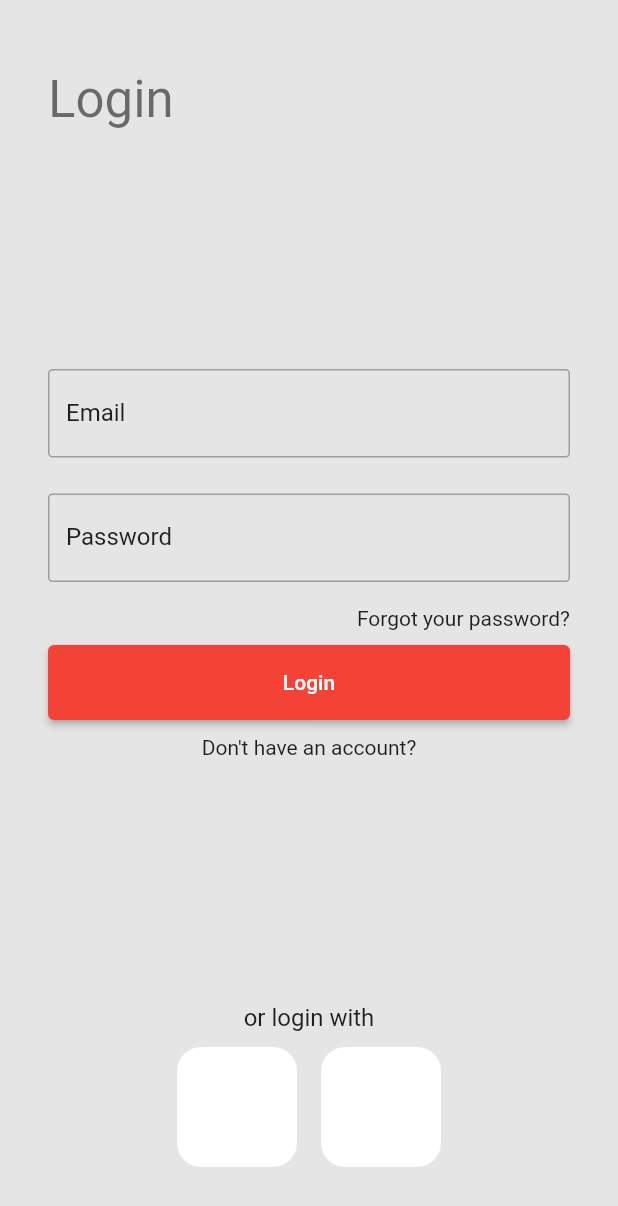
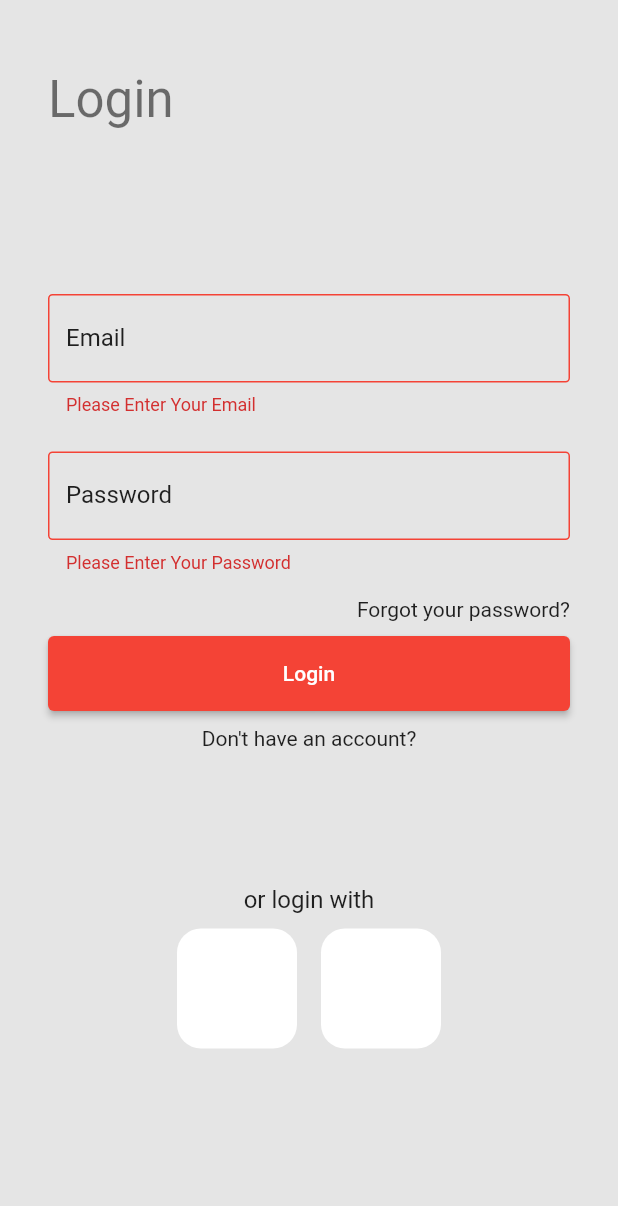
Before and after one commit to abduelrahmanemad/shop_app, a Flutter app: the screen it shows after launch, after a tap on "Login", on a phone screen of 412 x 824 dp. Shown: the top 1206 px of the screen. Run offline on Flutter 3.47's test engine with Material 2 defaults, Android fonts, the phone set to English and light mode, and no system bars; our stand-ins replace persistent_bottom_nav_bar_v2; network calls fail.

Commit message:
second Day

```diff
--- a/lib/const/strings.dart
+++ b/lib/const/strings.dart
@@ -1,2 +1,5 @@
 const String landingPageRoute = '/';
 const String authPageRoute = '/auth';
+const String bottomNavBarRoute = '/navbar';
+const String topBannerHomePageAsset = 'https://cdn1.expertreviews.co.uk/sites/expertreviews/files/2019/08/best_online_clothes_shops.jpg';
+const String tempProductAsset1 = 'https://m.media-amazon.com/images/I/61-jBuhtgZL._UX569_.jpg';
--- a/lib/main.dart
+++ b/lib/main.dart
@@ -22,6 +22,7 @@ class MyApp extends StatelessWidget {
         primaryColor: Colors.red,
         inputDecorationTheme: InputDecorationTheme(
           labelStyle: Theme.of(context).textTheme.subtitle1,
+
           focusedBorder: OutlineInputBorder(
             borderRadius: BorderRadius.circular(3),
             borderSide: const BorderSide(color: Colors.grey),
@@ -34,6 +35,15 @@ class MyApp extends StatelessWidget {
             borderRadius: BorderRadius.circular(3),
             borderSide: const BorderSide(color: Colors.grey),
           ),
+          errorBorder:OutlineInputBorder(
+            borderRadius: BorderRadius.circular(3),
+            borderSide: const BorderSide(color: Colors.red),
+          ),
+          focusedErrorBorder: OutlineInputBorder(
+            borderRadius: BorderRadius.circular(3),
+            borderSide: const BorderSide(color: Colors.red),
+          ),
+
         ),
       ),
       onGenerateRoute: appRouter.generateRoute,
--- a/lib/presentation/pages/auth_page.dart
+++ b/lib/presentation/pages/auth_page.dart
@@ -1,6 +1,7 @@
 // ignore_for_file: prefer_final_fields
 
 import 'package:flutter/material.dart';
+import 'package:shop_app/const/strings.dart';
 import 'package:shop_app/presentation/widgets/main_button.dart';
 import 'package:shop_app/presentation/widgets/text_form_field.dart';
 
@@ -17,16 +18,28 @@ class _AuthPageState extends State<AuthPage> {
   final _formKey = GlobalKey<FormState>();
   final _emailController = TextEditingController();
   final _passwordController = TextEditingController();
+  final _emailFocusNode = FocusNode();
+  final _passwordFocusNode = FocusNode();
   AuthFormType _authType = AuthFormType.login;
 
   @override
+  void dispose() {
+    super.dispose();
+    _emailController.dispose();
+    _passwordController.dispose();
+    _formKey.currentState!.dispose();
+  }
+
+  @override
   Widget build(BuildContext context) {
+    final size = MediaQuery.of(context).size;
     return Scaffold(
       body: SafeArea(
         child: Padding(
           padding: const EdgeInsets.symmetric(horizontal: 32, vertical: 46),
           child: Form(
             key: _formKey,
+            child: SingleChildScrollView(
               child: Column(
                 crossAxisAlignment: CrossAxisAlignment.start,
                 children: [
@@ -35,14 +48,19 @@ class _AuthPageState extends State<AuthPage> {
                     style: Theme.of(context).textTheme.headline4,
                   ),
                   const SizedBox(
-                  height: 160,
+                    height: 110,
                   ),
                   DefTextFormField(
                     'Enter Your Email',
                     'Email',
                     _emailController,
                     (value) =>
-                        value!.isEmpty ? "Please Enter Your Email" : null),
+                        value!.isEmpty ? "Please Enter Your Email" : null,
+                    focusNode: _emailFocusNode,
+                    onEditingComplete: () =>
+                        FocusScope.of(context).requestFocus(_passwordFocusNode),
+                    textInputAction: TextInputAction.next,
+                  ),
                   const SizedBox(
                     height: 24,
                   ),
@@ -51,7 +69,9 @@ class _AuthPageState extends State<AuthPage> {
                     'Password',
                     _passwordController,
                     (value) =>
-                        value!.isEmpty ? "Please Enter Your Password" : null),
+                        value!.isEmpty ? "Please Enter Your Password" : null,
+                    focusNode: _passwordFocusNode,
+                  ),
                   const SizedBox(
                     height: 16,
                   ),
@@ -68,9 +88,14 @@ class _AuthPageState extends State<AuthPage> {
                       height: 10,
                     ),
                   MainButton(
-                    onTap: () {},
-                    text:
-                        _authType == AuthFormType.login ? 'Login' : 'Register'),
+                      onTap: () {
+                        if (_formKey.currentState!.validate()) {
+                          Navigator.of(context).pushNamed(bottomNavBarRoute);
+                        }
+                      },
+                      text: _authType == AuthFormType.login
+                          ? 'Login'
+                          : 'Register'),
                   const SizedBox(
                     height: 10,
                   ),
@@ -81,6 +106,7 @@ class _AuthPageState extends State<AuthPage> {
                           ? "Don't have an account?"
                           : "Already have an account?"),
                       onTap: () {
+                        _formKey.currentState!.reset();
                         setState(() {
                           if (_authType == AuthFormType.login) {
                             _authType = AuthFormType.register;
@@ -91,7 +117,9 @@ class _AuthPageState extends State<AuthPage> {
                       },
                     ),
                   ),
-                const Spacer(),
+                  const SizedBox(
+                    height: 90,
+                  ),
                   Align(
                     alignment: Alignment.center,
                     child: Text(
@@ -133,6 +161,7 @@ class _AuthPageState extends State<AuthPage> {
             ),
           ),
         ),
+      ),
     );
   }
 }
--- a/lib/presentation/widgets/text_form_field.dart
+++ b/lib/presentation/widgets/text_form_field.dart
@@ -5,14 +5,23 @@ class DefTextFormField extends StatelessWidget {
   final String label;
   final TextEditingController textEditingController;
   final String? Function(String?)? validator;
+  final FocusNode focusNode;
+  final void Function()? onEditingComplete;
+  final TextInputAction? textInputAction;
 
   const DefTextFormField(
       this.hint, this.label, this.textEditingController, this.validator,
-      {super.key});
+      {super.key,
+      required this.focusNode,
+      this.onEditingComplete,
+      this.textInputAction});
 
   @override
   Widget build(BuildContext context) {
     return TextFormField(
+      textInputAction: textInputAction,
+      onEditingComplete: onEditingComplete,
+      focusNode: focusNode,
       validator: validator,
       controller: textEditingController,
       decoration: InputDecoration(
--- a/lib/router.dart
+++ b/lib/router.dart
@@ -1,29 +1,41 @@
 import 'package:flutter/material.dart';
 import 'package:shop_app/presentation/pages/auth_page.dart';
+import 'package:shop_app/presentation/pages/bottom_navbar.dart';
 import 'package:shop_app/presentation/pages/landing_page.dart';
 
 import 'const/strings.dart';
 
-class AppRouter{
-  Route? generateRoute(RouteSettings settings){
-    switch (settings.name){
+class AppRouter {
+  Route? generateRoute(RouteSettings settings) {
+    switch (settings.name) {
       case landingPageRoute:
         return MaterialPageRoute(
           builder: (_) {
             return const LandingPage();
           },
+          settings: settings
+        );
+      case bottomNavBarRoute:
+        return MaterialPageRoute(
+          builder: (_) {
+            return const BottomNavBar();
+          },
+          settings: settings
         );
       case authPageRoute:
         return MaterialPageRoute(
           builder: (_) {
             return const AuthPage();
           },
+          settings: settings
         );
-      default:MaterialPageRoute(
+      default:
+        MaterialPageRoute(
           builder: (_) {
             return const LandingPage();
           },
-      );
+          settings: settings
+        );
     }
   }
 }
```
Also changed, not shown: lib/data/models/product.dart (added, +72 -0 lines), lib/presentation/pages/bottom_navbar.dart (added, +60 -0 lines), lib/presentation/pages/cart_page.dart (added, +9 -0 lines), lib/presentation/pages/favorites_page.dart (added, +9 -0 lines), lib/presentation/pages/home_page.dart (added, +138 -0 lines), lib/presentation/pages/profile_page.dart (added, +9 -0 lines), lib/presentation/pages/shop_page.dart (added, +9 -0 lines), lib/presentation/widgets/list_item_home.dart (added, +84 -0 lines), pubspec.yaml (+8 -0 lines), pubspec.lock, 1 other file. Lines whose indentation alone changed are shown as unchanged.
